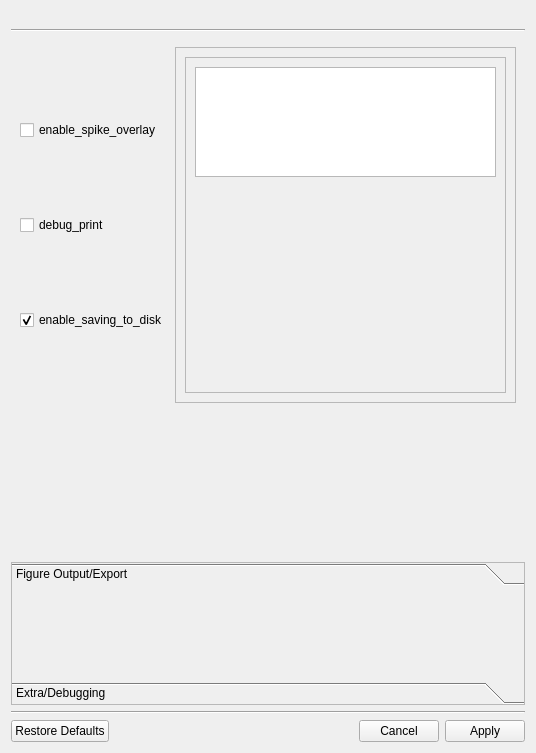
Above: src/pyphoplacecellanalysis/GUI/Qt/Widgets/FigureFormatConfigControls/FigureFormatConfigControls.ui from CommanderPho/pyPhoPlaceCellAnalysis before the change. Below: the same form after it.
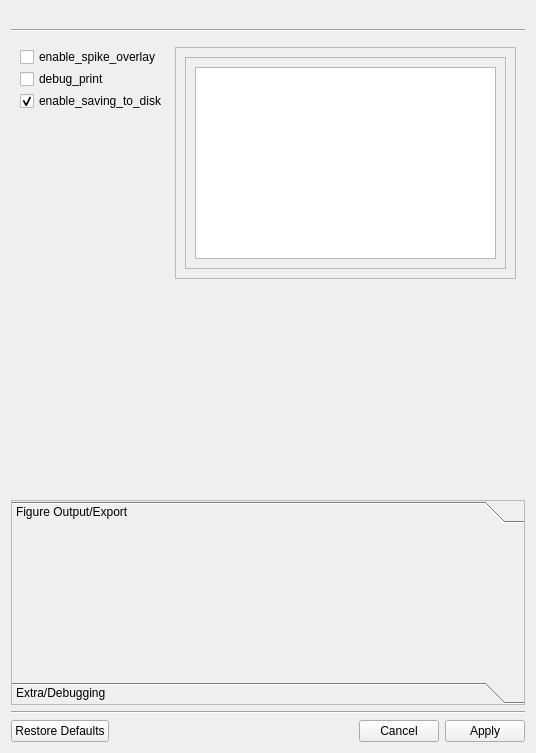
That is the form after the change. Icons and pictures are not drawn. Custom widgets are drawn as their Qt base class.

Commit message: code code editor for optional arguments working

Diff of the .ui file:
```diff
--- a/src/pyphoplacecellanalysis/GUI/Qt/Widgets/FigureFormatConfigControls/FigureFormatConfigControls.ui
+++ b/src/pyphoplacecellanalysis/GUI/Qt/Widgets/FigureFormatConfigControls/FigureFormatConfigControls.ui
@@ -37,7 +37,7 @@
    <item>
     <widget class="QFrame" name="horizontalFrame_2">
      <layout class="QHBoxLayout" name="horizontalLayout_3">
-      <item>
+      <item alignment="Qt::AlignTop">
        <widget class="QWidget" name="horizontalWidget" native="true">
         <layout class="QVBoxLayout" name="verticalLayout_2">
          <property name="spacing">
@@ -84,6 +84,12 @@
       </item>
       <item>
        <widget class="QFrame" name="frame">
+        <property name="sizePolicy">
+         <sizepolicy hsizetype="Preferred" vsizetype="Expanding">
+          <horstretch>0</horstretch>
+          <verstretch>0</verstretch>
+         </sizepolicy>
+        </property>
         <property name="frameShape">
          <enum>QFrame::StyledPanel</enum>
         </property>
@@ -105,6 +111,12 @@
               <height>382</height>
              </rect>
             </property>
+            <property name="sizePolicy">
+             <sizepolicy hsizetype="Preferred" vsizetype="Expanding">
+              <horstretch>0</horstretch>
+              <verstretch>0</verstretch>
+             </sizepolicy>
+            </property>
             <layout class="QGridLayout" name="gridLayout_3">
              <item row="0" column="0">
               <widget class="QPlainTextEdit" name="txtEditExtraArguments">
@@ -114,37 +126,6 @@
                <property name="statusTip">
                 <string>Extra Arguments</string>
                </property>
-               <property name="plainText">
-                <string notr="true"/>
-               </property>
-               <property name="backgroundVisible">
-                <bool>false</bool>
-               </property>
-               <property name="placeholderText">
-                <string>Optional Arguments</string>
-               </property>
-              </widget>
-             </item>
-             <item row="1" column="0">
-              <widget class="PhoCodeConsoleWidget" name="codeConsoleWidget" native="true">
-               <property name="sizePolicy">
-                <sizepolicy hsizetype="Expanding" vsizetype="Expanding">
-                 <horstretch>1</horstretch>
-                 <verstretch>1</verstretch>
-                </sizepolicy>
-               </property>
-               <property name="minimumSize">
-                <size>
-                 <width>0</width>
-                 <height>200</height>
-                </size>
-               </property>
-               <property name="baseSize">
-                <size>
-                 <width>300</width>
-                 <height>200</height>
-                </size>
-               </property>
               </widget>
              </item>
             </layout>
@@ -350,10 +331,9 @@
    <container>1</container>
   </customwidget>
   <customwidget>
-   <class>PhoCodeConsoleWidget</class>
-   <extends>QWidget</extends>
-   <header location="global">pyphoplacecellanalysis.GUI.Qt.Widgets.PhoCodeConsoleWidget</header>
-   <container>1</container>
+   <class>CodeEdit</class>
+   <extends>QPlainTextEdit</extends>
+   <header location="global">pyqode.core.api</header>
   </customwidget>
  </customwidgets>
  <resources>
```
Left out of the diff: 2 changed lines with no effect on the pictures. The commit also changes 4 other files.
